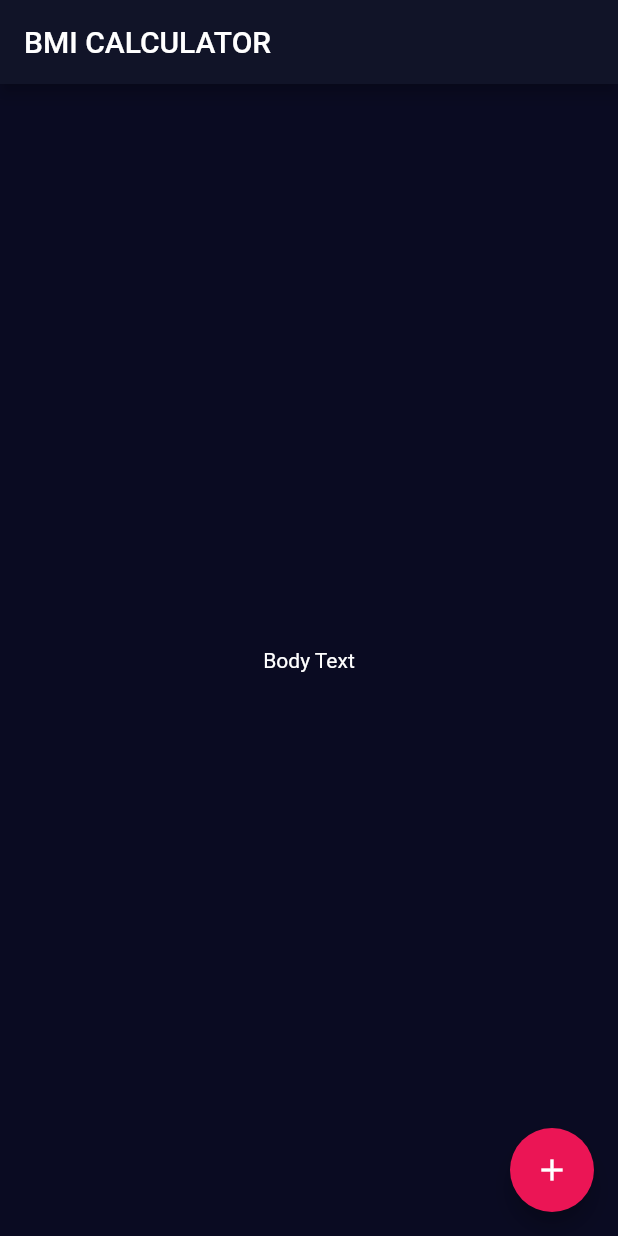
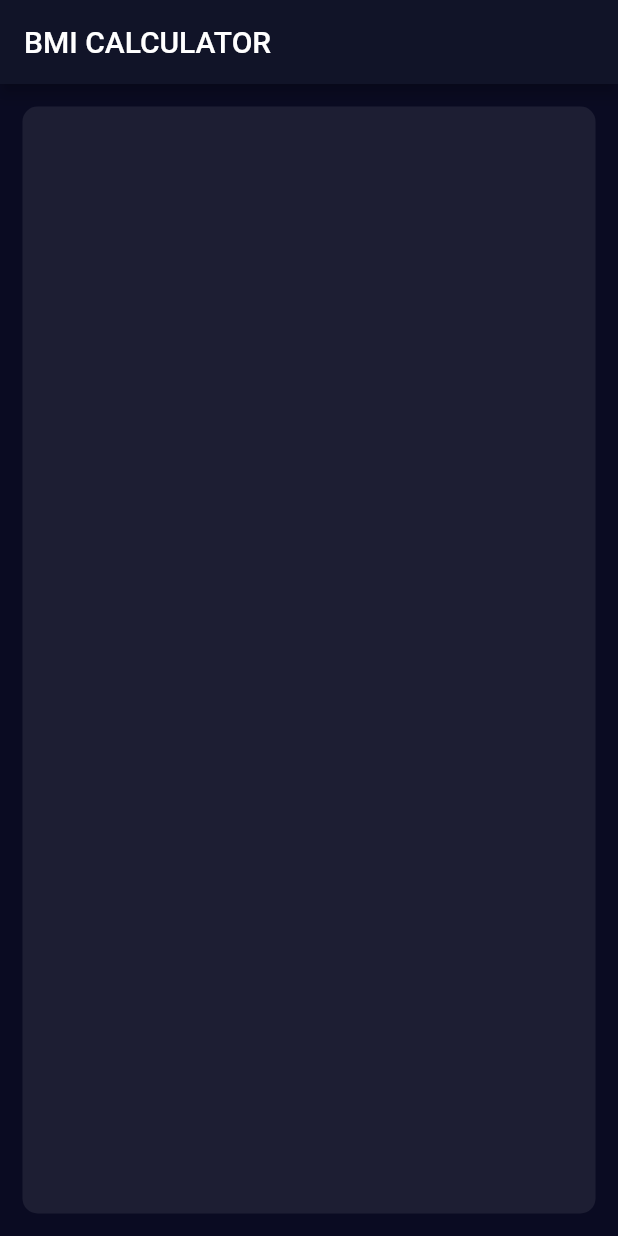
Before and after one commit to stefaniamak/flutter_course, a Flutter app: the screen it shows after launch, on a phone screen of 412 x 824 dp. Run offline on Flutter 3.47's test engine with Material 2 defaults, Android fonts, the phone set to English and light mode, and no system bars; our stand-ins replace audioplayers, rflutter_alert.

Commit message:
feat(calculator): one container with basic features

```diff
--- a/bmi-calculator-flutter/lib/input_page.dart
+++ b/bmi-calculator-flutter/lib/input_page.dart
@@ -12,13 +12,11 @@ class _InputPageState extends State<InputPage> {
       appBar: AppBar(
         title: Text('BMI CALCULATOR'),
       ),
-      body: Center(
-        child: Text('Body Text'),
-      ),
-      floatingActionButton: Theme(
-        data: ThemeData(accentColor: Color(0xFFEB1555)),
-        child: FloatingActionButton(
-          child: Icon(Icons.add),
+      body: Container(
+        margin: EdgeInsets.all(15.0),
+        decoration: BoxDecoration(
+          color: Color(0xFF1D1E33),
+          borderRadius: BorderRadius.circular(10.0),
         ),
       ),
     );
```
